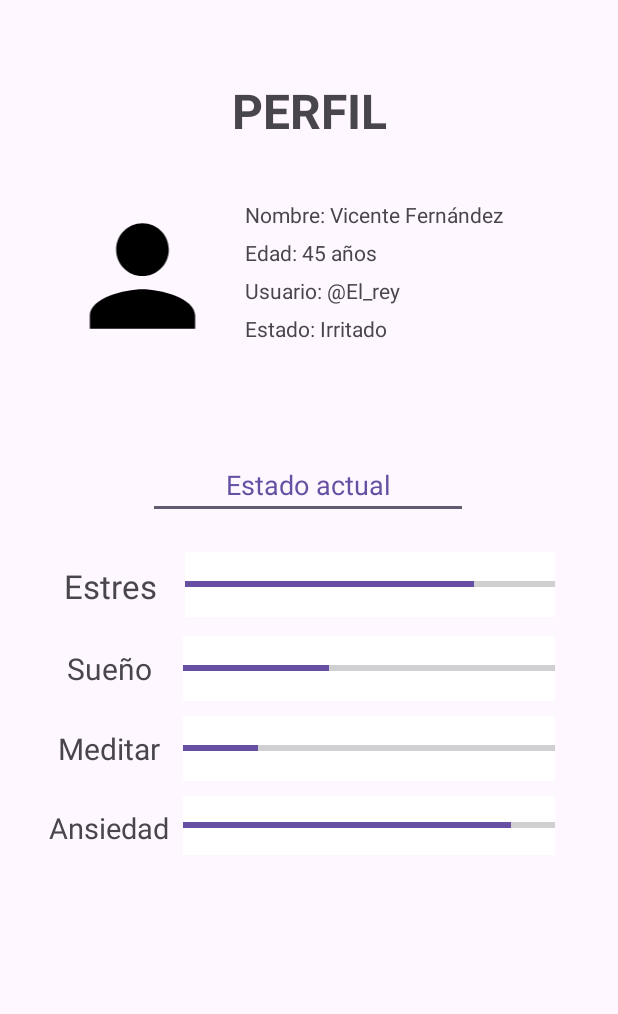
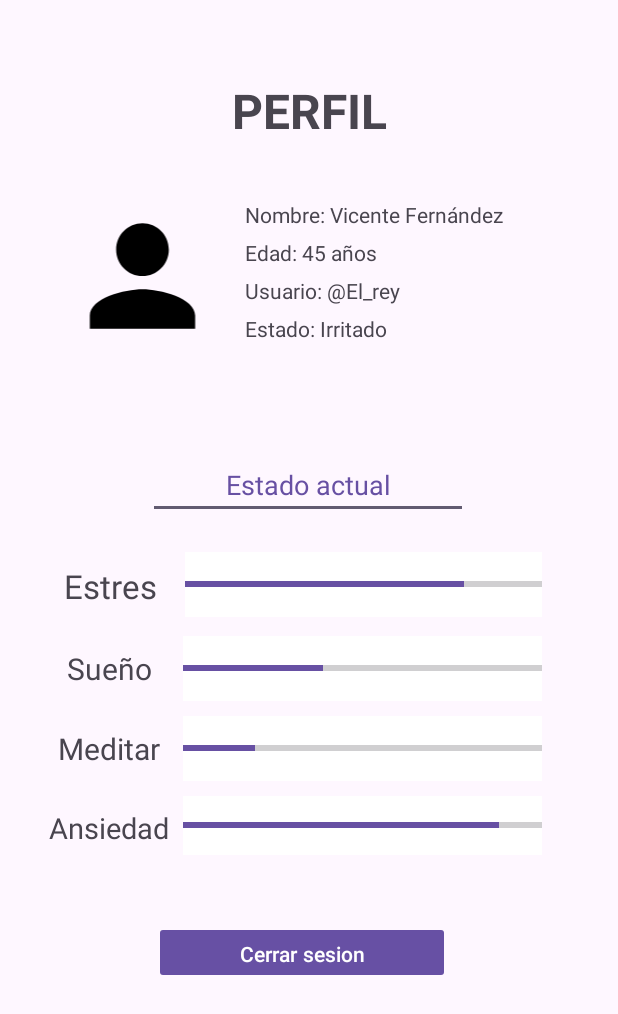
Before and after one commit to Vidal2207/OptiVida-App, an Android app: the layout fragment_perfil.xml on its own in the app's theme, with its tools: preview values and no code run, on a phone screen of 412 x 824 dp. Shown: the top 1014 px of the screen. Run offline under Robolectric (Android 15) with nearby library versions, the phone set to English and light mode, and no system bars; Roboto replaces fonts that are not available here.

```diff
--- a/app/src/main/AndroidManifest.xml
+++ b/app/src/main/AndroidManifest.xml
@@ -21,6 +21,8 @@
 
         <activity android:name=".Registrar" />
 
+        <activity android:name="MeditacionFragment"/>
+
         <activity
             android:name=".LoginActivity"
             android:exported="true">
--- a/app/src/main/java/com/ramtomka/optivida/LoginActivity.kt
+++ b/app/src/main/java/com/ramtomka/optivida/LoginActivity.kt
@@ -19,9 +19,11 @@ class LoginActivity : AppCompatActivity() {
 
         btnLogin.setOnClickListener{
             //INICIAR OTRA ACTIVIDAD
+
             val intent = Intent(this,MainActivity::class.java)
+            finish()
             startActivity(intent)
-            finish()
+
         }
 
         btnOlvidar.setOnClickListener {
--- a/app/src/main/res/layout/fragment_perfil.xml
+++ b/app/src/main/res/layout/fragment_perfil.xml
@@ -112,8 +112,8 @@
 
     <LinearLayout
         android:id="@+id/linearLayout3"
-        android:layout_width="346dp"
-        android:layout_height="254dp"
+        android:layout_width="337dp"
+        android:layout_height="222dp"
         android:layout_marginStart="24dp"
         android:layout_marginTop="12dp"
         android:layout_marginEnd="24dp"
@@ -291,5 +291,24 @@
         app:layout_constraintStart_toStartOf="parent"
         app:layout_constraintTop_toBottomOf="@+id/linearLayout2" />
 
+    <FrameLayout
+        android:layout_width="199dp"
+        android:layout_height="69dp"
+        android:layout_marginTop="12dp"
+        app:layout_constraintEnd_toEndOf="parent"
+        app:layout_constraintStart_toStartOf="parent"
+        app:layout_constraintTop_toBottomOf="@+id/linearLayout3">
+
+        <Button
+            android:id="@+id/btnCerrar"
+            android:layout_width="189dp"
+            android:layout_height="38dp"
+            android:layout_marginTop="24dp"
+            android:text="Cerrar sesion"
+            android:textAlignment="center"
+            android:textFontWeight="@integer/material_motion_duration_long_2"
+            app:cornerRadius="@dimen/cardview_default_radius" />
+    </FrameLayout>
+
 
 </androidx.constraintlayout.widget.ConstraintLayout>
```
Also changed, not shown: app/src/main/java/com/ramtomka/optivida/CambiarPass.kt (+11 -0 lines), app/src/main/java/com/ramtomka/optivida/CerrarSesion.kt (added, +30 -0 lines), app/src/main/java/com/ramtomka/optivida/MainActivity.kt (+11 -0 lines), app/src/main/java/com/ramtomka/optivida/Registrar.kt (+11 -1 lines).
